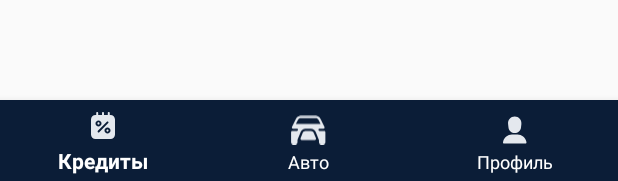
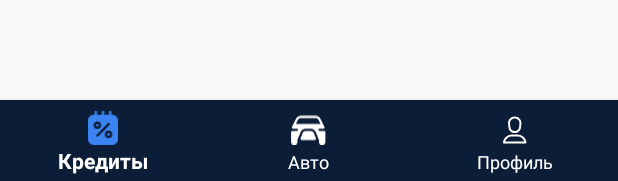
Before and after one commit to byFluerash/VTB_Hack, an Android app: the layout activity_main.xml on its own in the app's theme, with its tools: preview values and no code run, on a phone screen of 412 x 824 dp. Shown: the part 1052-1233 px from the top of the screen. Run offline under Robolectric (Android 15) with nearby library versions, the phone set to English and light mode, and no system bars.

Commit message:
Доработан дизайн и сделана логика переходов BottomNavigatioView

```diff
--- a/mobile/app/build.gradle
+++ b/mobile/app/build.gradle
@@ -61,6 +61,5 @@ dependencies {
     // RxJava
     implementation 'io.reactivex.rxjava3:rxjava:3.0.0'
     implementation 'io.reactivex.rxjava3:rxandroid:3.0.0'
-    implementation 'com.jakewharton.rxbinding:rxbinding:0.4.0'
 
 }
--- a/mobile/app/src/main/java/com/example/vtb_hack/data/Car.kt
+++ b/mobile/app/src/main/java/com/example/vtb_hack/data/Car.kt
@@ -8,6 +8,7 @@ data class Car(
     val model: String,
     val country: String,
     val price: Int,
+    val bodyType: String,
     val colorsCount: Int,
     val photo: Uri
 )
--- a/mobile/app/src/main/java/com/example/vtb_hack/presentation/MainView.kt
+++ b/mobile/app/src/main/java/com/example/vtb_hack/presentation/MainView.kt
@@ -18,6 +18,7 @@ class MainView : Fragment(R.layout.main_view) {
                 "Granta",
                 "Россия",
                 273310,
+                "Седан",
                 3,
                 Uri.parse("https://tradeins.space/uploads/photo/511795/hetch.png")
             ),
@@ -28,6 +29,7 @@ class MainView : Fragment(R.layout.main_view) {
                 "Camry",
                 "Россия",
                 273310,
+                "Хетчбэк",
                 3,
                 Uri.parse("https://tradeins.space/uploads/photo/511795/hetch.png")
             ),
@@ -38,6 +40,7 @@ class MainView : Fragment(R.layout.main_view) {
                 "X5",
                 "Россия",
                 273310,
+                "Универсал",
                 3,
                 Uri.parse("https://tradeins.space/uploads/photo/511795/hetch.png")
             )
--- a/mobile/app/src/main/java/com/example/vtb_hack/presentation/SplashActivity.kt
+++ b/mobile/app/src/main/java/com/example/vtb_hack/presentation/SplashActivity.kt
@@ -2,23 +2,19 @@ package com.example.vtb_hack.presentation
 
 import android.content.Intent
 import android.os.Bundle
-import android.util.Log
 import androidx.appcompat.app.AppCompatActivity
 import com.example.vtb_hack.R
 import io.reactivex.rxjava3.core.Completable
 import io.reactivex.rxjava3.schedulers.Schedulers
-import java.util.concurrent.TimeUnit
 
 class SplashActivity : AppCompatActivity() {
     override fun onCreate(savedInstanceState: Bundle?) {
         super.onCreate(savedInstanceState)
         setContentView(R.layout.splash_activity)
-
         Completable.complete()
             .subscribeOn(Schedulers.io())
-            .timeout(500, TimeUnit.MILLISECONDS)
             .doOnComplete {
-                Log.d("RxJava", "subscribe")
+                Thread.sleep(1000)
                 startActivity(Intent(this, MainActivity::class.java))
             }
             .subscribe()
--- /dev/null
+++ b/mobile/app/src/main/res/color/selector_autocredit.xml
@@ -0,0 +1,5 @@
+<?xml version="1.0" encoding="utf-8"?>
+<selector xmlns:android="http://schemas.android.com/apk/res/android">
+    <item android:color="@color/colorPrimaryLight" android:state_checked="true" />
+    <item android:color="@android:color/white" android:state_checked="false" />
+</selector>
--- a/mobile/app/src/main/res/drawable/ic_credit.xml
+++ b/mobile/app/src/main/res/drawable/ic_credit.xml
@@ -1,17 +1,17 @@
 <vector xmlns:android="http://schemas.android.com/apk/res/android"
     xmlns:tools="http://schemas.android.com/tools"
-    android:width="24dp"
-    android:height="24dp"
-    android:viewportWidth="24"
-    android:viewportHeight="24">
+    android:width="16dp"
+    android:height="19dp"
+    android:viewportWidth="16"
+    android:viewportHeight="19">
   <path
-      android:pathData="M9,10.2932C9.3866,10.2932 9.7,9.9798 9.7,9.5932C9.7,9.2066 9.3866,8.8932 9,8.8932C8.6134,8.8932 8.3,9.2066 8.3,9.5932C8.3,9.9798 8.6134,10.2932 9,10.2932Z"
+      android:pathData="M5,9.2932C5.3866,9.2932 5.7,8.9798 5.7,8.5932C5.7,8.2066 5.3866,7.8932 5,7.8932C4.6134,7.8932 4.3,8.2066 4.3,8.5932C4.3,8.9798 4.6134,9.2932 5,9.2932Z"
       android:fillColor="#ffffff"/>
   <path
-      android:pathData="M15.0024,15.1068C15.389,15.1068 15.7024,14.7934 15.7024,14.4068C15.7024,14.0202 15.389,13.7068 15.0024,13.7068C14.6158,13.7068 14.3024,14.0202 14.3024,14.4068C14.3024,14.7934 14.6158,15.1068 15.0024,15.1068Z"
+      android:pathData="M11.0024,14.1068C11.389,14.1068 11.7024,13.7934 11.7024,13.4068C11.7024,13.0202 11.389,12.7068 11.0024,12.7068C10.6158,12.7068 10.3024,13.0202 10.3024,13.4068C10.3024,13.7934 10.6158,14.1068 11.0024,14.1068Z"
       android:fillColor="#ffffff"/>
   <path
-      android:pathData="M8.14,1.95C8.499,1.95 8.79,2.241 8.79,2.6V3.99H11.35V2.6C11.35,2.241 11.641,1.95 12,1.95C12.359,1.95 12.65,2.241 12.65,2.6V3.99H15.2V2.6C15.2,2.241 15.491,1.95 15.85,1.95C16.209,1.95 16.5,2.241 16.5,2.6V3.99H17C18.65,3.99 20,5.33 20,6.99V17C20,18.66 18.66,20 17,20H7C5.34,20 4,18.66 4,17V6.99C4,5.33 5.34,3.99 7,3.99H7.49V2.6C7.49,2.241 7.781,1.95 8.14,1.95ZM9,11.5932C10.1046,11.5932 11,10.6978 11,9.5932C11,8.4886 10.1046,7.5932 9,7.5932C7.8954,7.5932 7,8.4886 7,9.5932C7,10.6978 7.8954,11.5932 9,11.5932ZM15.5058,9.4038C15.7588,9.1492 15.7575,8.7376 15.5028,8.4846C15.2482,8.2316 14.8366,8.2329 14.5836,8.4875L8.58,14.5295C8.3269,14.7842 8.3282,15.1957 8.5829,15.4487C8.8375,15.7018 9.2491,15.7005 9.5021,15.4458L15.5058,9.4038ZM15.0024,16.4068C16.107,16.4068 17.0024,15.5114 17.0024,14.4068C17.0024,13.3022 16.107,12.4068 15.0024,12.4068C13.8978,12.4068 13.0024,13.3022 13.0024,14.4068C13.0024,15.5114 13.8978,16.4068 15.0024,16.4068Z"
+      android:pathData="M4.14,0.95C4.499,0.95 4.79,1.241 4.79,1.6V2.99H7.35V1.6C7.35,1.241 7.641,0.95 8,0.95C8.359,0.95 8.65,1.241 8.65,1.6V2.99H11.2V1.6C11.2,1.241 11.491,0.95 11.85,0.95C12.209,0.95 12.5,1.241 12.5,1.6V2.99H13C14.65,2.99 16,4.33 16,5.99V16C16,17.66 14.66,19 13,19H3C1.34,19 0,17.66 0,16V5.99C0,4.33 1.34,2.99 3,2.99H3.49V1.6C3.49,1.241 3.781,0.95 4.14,0.95ZM5,10.5932C6.1046,10.5932 7,9.6978 7,8.5932C7,7.4886 6.1046,6.5932 5,6.5932C3.8954,6.5932 3,7.4886 3,8.5932C3,9.6978 3.8954,10.5932 5,10.5932ZM11.5058,8.4038C11.7588,8.1492 11.7575,7.7376 11.5028,7.4846C11.2482,7.2316 10.8366,7.2329 10.5836,7.4875L4.5799,13.5295C4.3269,13.7842 4.3282,14.1957 4.5829,14.4487C4.8375,14.7018 5.2491,14.7005 5.5021,14.4458L11.5058,8.4038ZM11.0024,15.4068C12.107,15.4068 13.0024,14.5114 13.0024,13.4068C13.0024,12.3022 12.107,11.4068 11.0024,11.4068C9.8978,11.4068 9.0024,12.3022 9.0024,13.4068C9.0024,14.5114 9.8978,15.4068 11.0024,15.4068Z"
       android:fillColor="#ffffff"
       android:fillType="evenOdd"
       tools:ignore="VectorPath" />
--- a/mobile/app/src/main/res/drawable/ic_profile_outline.xml
+++ b/mobile/app/src/main/res/drawable/ic_profile.xml
@@ -6,9 +6,9 @@
   <path
       android:pathData="M7.3922,7.968C7.0913,5.32 9.1626,3 11.8277,3C14.4927,3 16.564,5.32 16.2631,7.968L16.0011,10.274C15.7599,12.3966 13.9639,14 11.8277,14C9.6914,14 7.8954,12.3966 7.6542,10.274L7.3922,7.968ZM14.9714,7.8212L14.7094,10.1272C14.5428,11.5928 13.3027,12.7 11.8277,12.7C10.3526,12.7 9.1125,11.5928 8.9459,10.1272L8.6839,7.8212C8.4706,5.9444 9.9387,4.3 11.8277,4.3C13.7166,4.3 15.1847,5.9444 14.9714,7.8212Z"
       android:fillColor="#ffffff"
-      android:fillType="nonZero"/>
+      android:fillType="evenOdd"/>
   <path
       android:pathData="M4.1169,19.6984C4.7269,16.9532 7.1618,15 9.974,15H13.6813C16.4935,15 18.9284,16.9532 19.5384,19.6984L19.6384,20.1481C19.7355,20.5853 19.4028,21 18.955,21H4.7003C4.2525,21 3.9198,20.5853 4.017,20.1481L4.1169,19.6984ZM13.6813,16.3C15.7872,16.3 17.6229,17.6982 18.198,19.7H5.4573C6.0324,17.6982 7.8682,16.3 9.974,16.3H13.6813Z"
       android:fillColor="#ffffff"
-      android:fillType="nonZero"/>
+      android:fillType="evenOdd"/>
 </vector>
--- a/mobile/app/src/main/res/layout/activity_main.xml
+++ b/mobile/app/src/main/res/layout/activity_main.xml
@@ -16,8 +16,9 @@
         android:layout_width="match_parent"
         android:layout_height="wrap_content"
         android:background="@color/colorPrimary"
-        app:itemIconTint="@color/grey"
+        app:itemIconTint="@color/selector_autocredit"
         app:itemTextColor="@android:color/white"
+        app:labelVisibilityMode="labeled"
         app:layout_constraintBottom_toBottomOf="parent"
         app:menu="@menu/bottom_navigation" />
 
--- a/mobile/app/src/main/res/menu/bottom_navigation.xml
+++ b/mobile/app/src/main/res/menu/bottom_navigation.xml
@@ -2,18 +2,18 @@
 <menu xmlns:android="http://schemas.android.com/apk/res/android"
     xmlns:app="http://schemas.android.com/apk/res-auto">
     <item
-        android:id="@+id/credit"
+        android:id="@+id/creditMenu"
         android:icon="@drawable/ic_credit"
         android:title="@string/credits"
         app:showAsAction="ifRoom" />
     <item
-        android:id="@+id/autocredit"
+        android:id="@+id/autocreditMenu"
         android:icon="@drawable/ic_autocredit"
         android:title="@string/car"
         app:showAsAction="ifRoom" />
     <item
-        android:id="@+id/calc"
-        android:icon="@drawable/ic_profile_outline"
+        android:id="@+id/profileMenu"
+        android:icon="@drawable/ic_profile"
         android:title="@string/profile"
         app:showAsAction="ifRoom" />
 </menu>
--- a/mobile/app/src/main/res/values/colors.xml
+++ b/mobile/app/src/main/res/values/colors.xml
@@ -1,7 +1,7 @@
 <?xml version="1.0" encoding="utf-8"?>
 <resources>
     <color name="colorPrimary">#0B1D37</color>
-    <color name="colorPrimaryDark">#3A83F1</color>
+    <color name="colorPrimaryLight">#3A83F1</color>
     <color name="colorAccent">#03DAC5</color>
     <color name="coldGrey">#F3F4F7</color>
     <color name="grey">#E4E8EE</color>
--- a/mobile/app/src/main/res/values/styles.xml
+++ b/mobile/app/src/main/res/values/styles.xml
@@ -3,7 +3,7 @@
     <style name="AppTheme" parent="Theme.AppCompat.Light.NoActionBar">
         <!-- Customize your theme here. -->
         <item name="colorPrimary">@color/colorPrimary</item>
-        <item name="colorPrimaryDark">@color/colorPrimaryDark</item>
+        <item name="colorPrimaryDark">@color/colorPrimaryLight</item>
         <item name="colorAccent">@color/colorAccent</item>
         <item name="android:textColor">@android:color/black</item>
         <item name="android:statusBarColor">@color/colorPrimary</item>
```
Also changed, not shown: mobile/app/src/main/java/com/example/vtb_hack/presentation/MainActivity.kt (+19 -1 lines), mobile/app/src/main/res/drawable/ic_calc.xml (deleted, +0 -22 lines).
